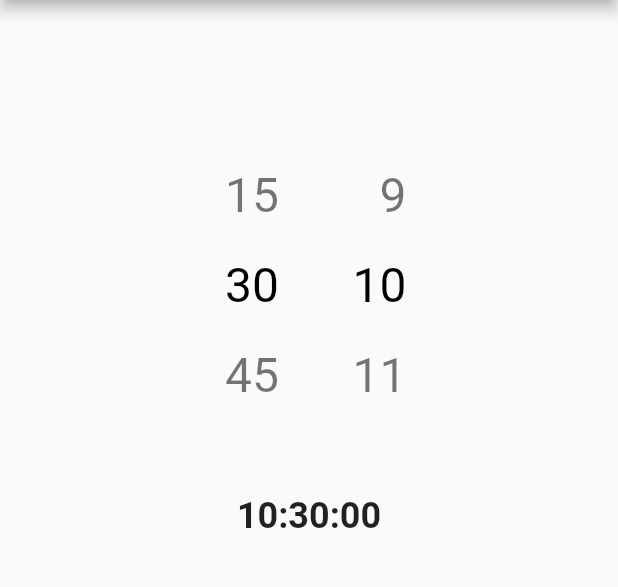
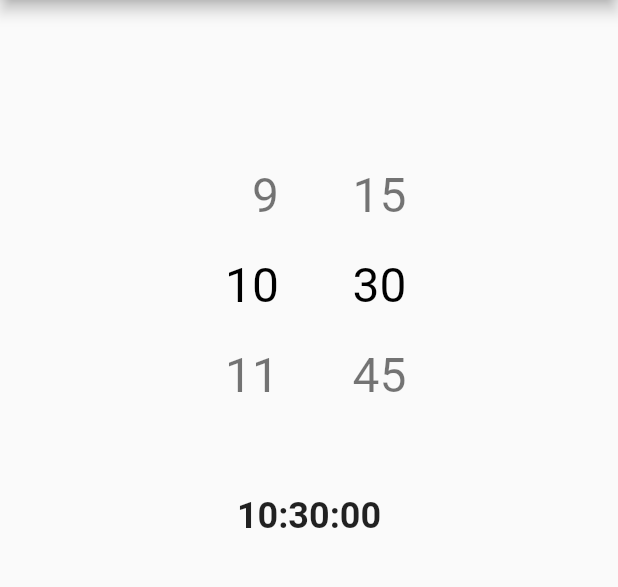
Before and after one commit to icemanbsi/flutter_time_picker_spinner, a Flutter app: the screen it shows after launch, on a phone screen of 412 x 824 dp, the part 84-671 px from its top. Run offline on Flutter 3.47's test engine with Material 2 defaults, Android fonts, the phone set to English and light mode, and no system bars.

```diff
--- a/lib/flutter_time_picker_spinner.dart
+++ b/lib/flutter_time_picker_spinner.dart
@@ -297,7 +297,7 @@ class _TimePickerSpinnerState extends State<TimePickerSpinner> {
       crossAxisAlignment: CrossAxisAlignment.center,
       mainAxisAlignment:  MainAxisAlignment.center,
       children: contents,
-      textDirection: widget.locale!.languageCode =="ar"? TextDirection.ltr:TextDirection.rtl,
+      textDirection: widget.locale!.languageCode =="ar"? TextDirection.rtl:TextDirection.ltr,
 
     );
   }
```
